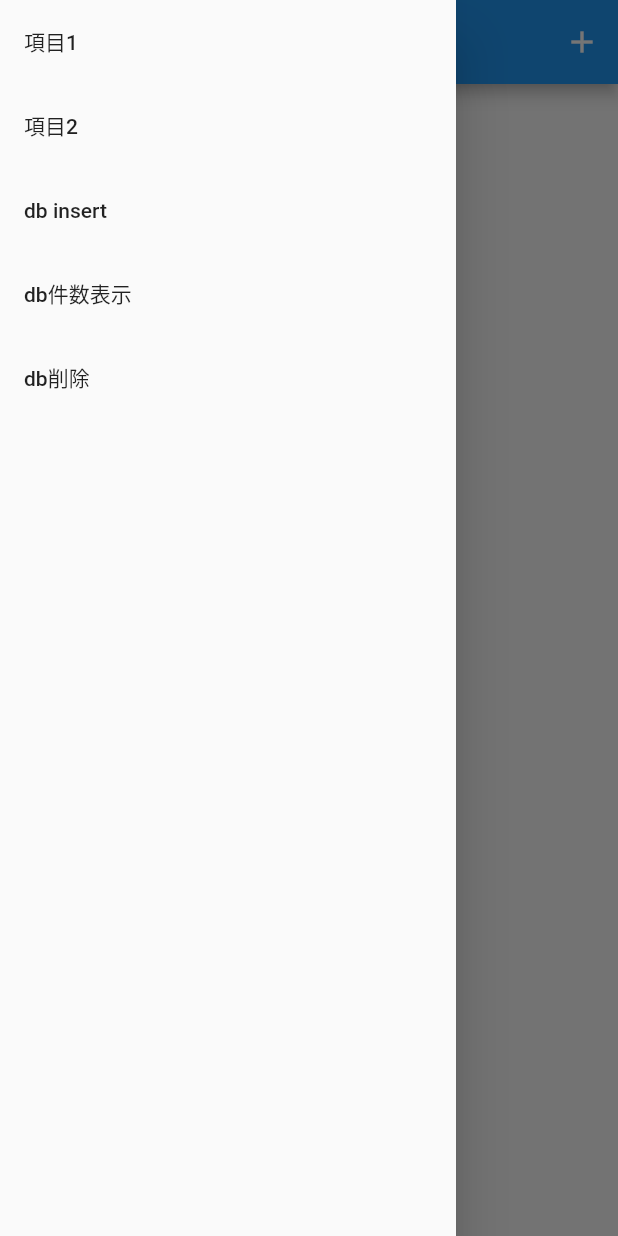
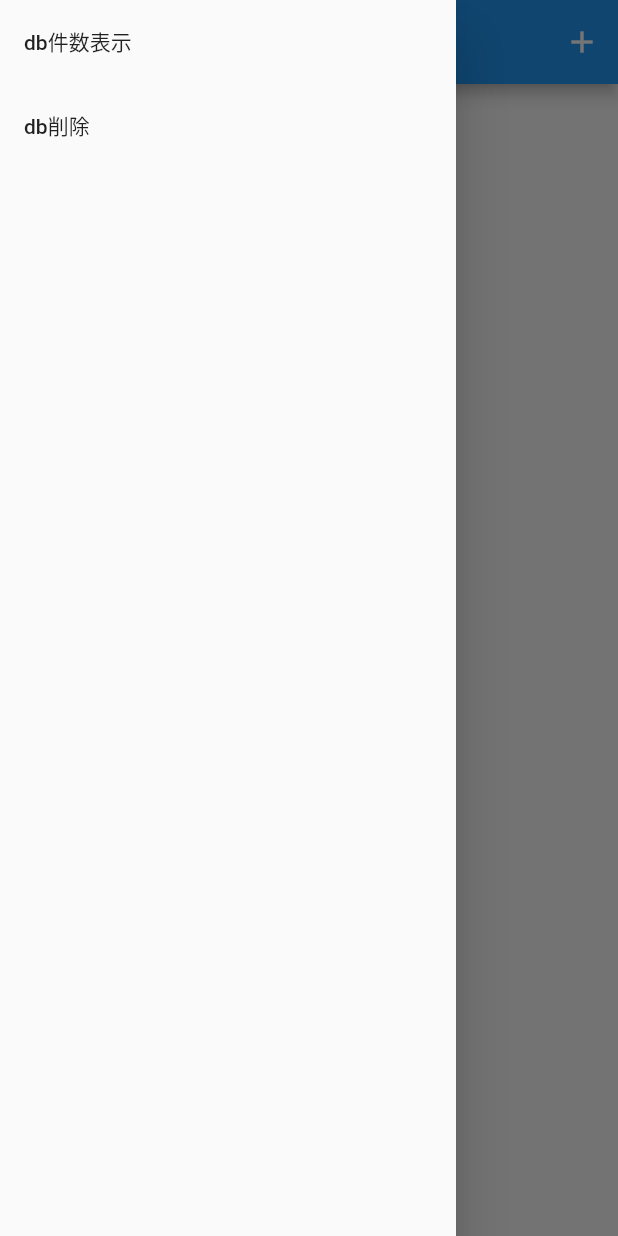
Before and after one commit to dynamonda/dokugaku, a Flutter app: the screen it shows after launch, with the side drawer open, on a phone screen of 412 x 824 dp. Run offline on Flutter 3.47's test engine with Material 2 defaults, Android fonts, the phone set to English and light mode, and no system bars; our stand-ins replace sqflite; missing offline and left inert: dart:ffi; accounts and stored records are empty.

```diff
--- a/lib/dialog.dart
+++ b/lib/dialog.dart
@@ -1,7 +1,7 @@
 import 'package:flutter/cupertino.dart';
 import 'package:flutter/material.dart';
 
-class Dialog {
+class DialogUtil {
   // メッセージダイアログを表示する
   static messageDialog(BuildContext context, String title, String message) {
     showDialog(
--- a/lib/main.dart
+++ b/lib/main.dart
@@ -1,4 +1,5 @@
 import 'package:dokugaku/database_helper.dart';
+import 'package:dokugaku/dialog.dart';
 import 'package:dokugaku/edit_widget.dart';
 import 'package:dokugaku/util.dart';
 import 'package:flutter/cupertino.dart';
@@ -173,7 +174,7 @@ class _MyHomePageState extends State<MyHomePage> {
               // DBにインサートしてから、リストを更新
               var memo = MemoModel(
                   uuid: Util.uuid.v4(),
-                  title: "項目${_lists.length + 1}",
+                  title: "新しいメモ",
                   text: "");
               var memoItem = MemoListItem(memo);
 
@@ -189,7 +190,7 @@ class _MyHomePageState extends State<MyHomePage> {
           )
         ],
       ),
-      drawer: MyDrawer(),
+      drawer: MyDrawer(context),
       body: SafeArea(
         child: Column(
           mainAxisAlignment: MainAxisAlignment.start,
@@ -257,36 +258,22 @@ class _MyHomePageState extends State<MyHomePage> {
 }
 
 class MyDrawer extends Drawer {
-  MyDrawer()
+  MyDrawer(BuildContext context)
       : super(
           child: ListView(
             children: [
               ListTile(
-                title: Text('項目1'),
-                onTap: () {},
-              ),
-              ListTile(
-                title: Text('項目2'),
-                onTap: () {},
-              ),
-              ListTile(
-                title: Text('db insert'),
-                onTap: () async {
-                  var item = MemoModel(
-                      uuid: Util.uuid.v4(), title: "タイトル", text: "テキスト");
-                  var result = await DatabaseHelper.instance.insert(item);
-                },
-              ),
-              ListTile(
                 title: Text('db件数表示'),
                 onTap: () async {
                   var count = await DatabaseHelper.instance.getCount('memos');
+                  DialogUtil.messageDialogMessage(context, "memos 全$count件");
                 },
               ),
               ListTile(
                 title: Text('db削除'),
                 onTap: () async {
                   await DatabaseHelper.debugDelete();
+                  DialogUtil.messageDialogMessage(context, "memos テーブルを削除しました");
                 },
               )
             ],
```
